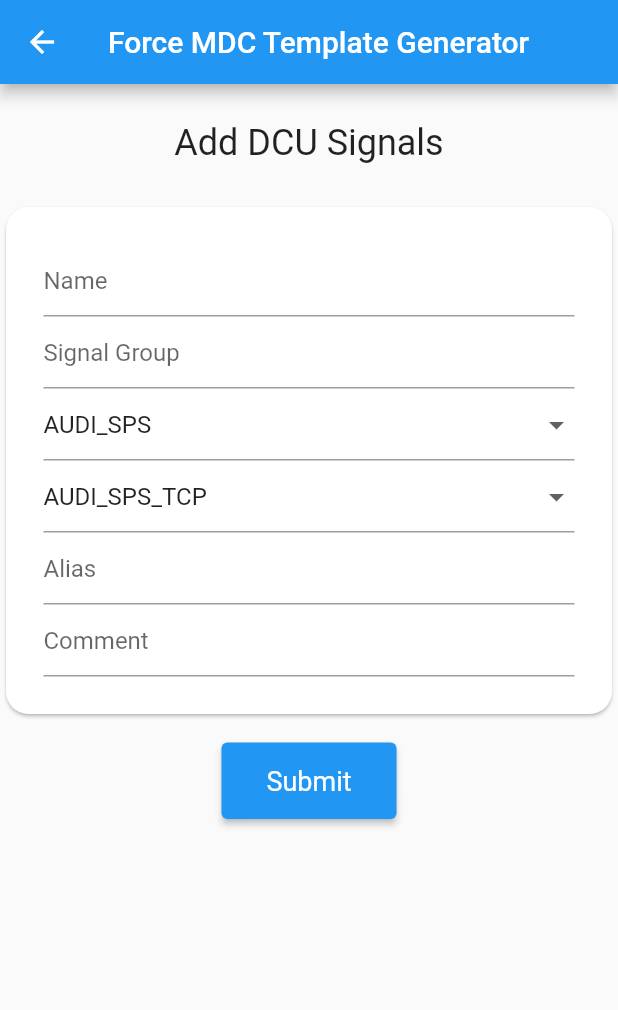
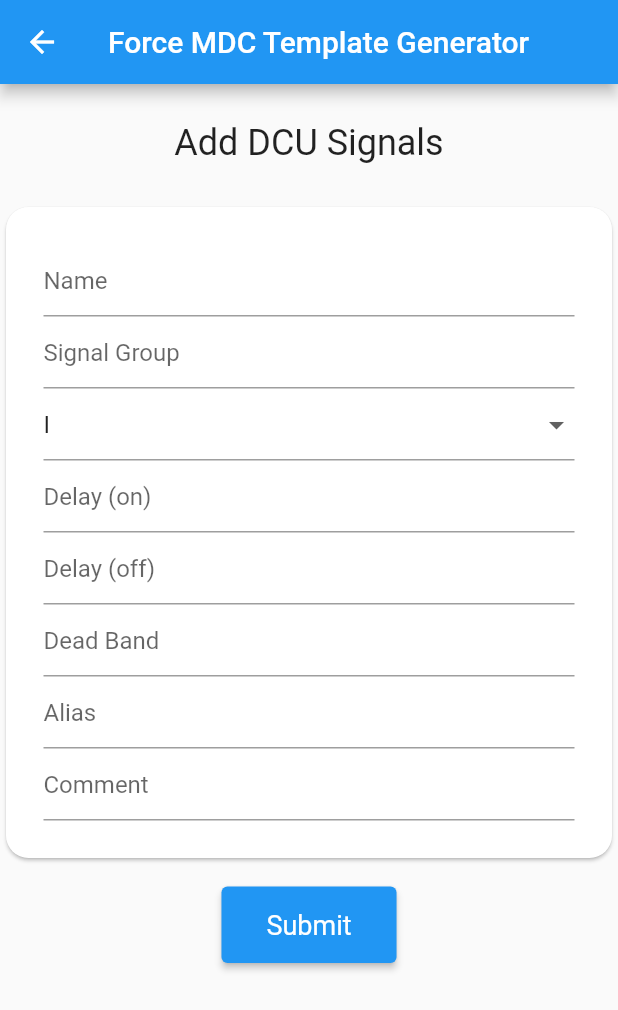
Before and after one commit to bansal-saurabh/forcam_mdc_generator, a Flutter app: the DCUSignalSelector screen opened directly, after a tap on "Submit", on a phone screen of 412 x 824 dp. Shown: the top 1010 px of the screen. Run offline on Flutter 3.47's test engine with Material 2 defaults, Android fonts, the light colour scheme and no system bars.

Commit message:
Signals Model Added

```diff
--- a/lib/pages/dcu_signal_selector.dart
+++ b/lib/pages/dcu_signal_selector.dart
@@ -1,6 +1,7 @@
 import 'package:flutter/material.dart';
 import 'package:forcam_mdc_generator/models/plugin_repository.dart';
 import 'package:forcam_mdc_generator/io/dcu_generator.dart';
+import 'package:forcam_mdc_generator/signals/mtconnectprot.dart';
 
 class DCUSignalSelector extends StatefulWidget {
   DCUSignalSelector({Key? key, required this.title}) : super(key: key);
@@ -14,18 +15,18 @@ class _DCUSignalSelectorState extends State<DCUSignalSelector> {
   final templateName = TextEditingController();
   final templateDesc = TextEditingController();
 
-  PluginRepository repository = PluginRepository();
+  MTConnectProt mtConnectProt = MTConnectProt();
 
-  List<String> _plugins = ["Plugin Types"];
-  List<String> _busTypes = ["Bus Types"];
+  List<String> _signals = ["Plugin Types"];
+  // List<String> _busTypes = ["Bus Types"];
 
-  String _selectedPlugin = "AUDI_SPS";
-  String _selectedBus = "AUDI_SPS_TCP";
+  String _selectedSignal = "I";
+  // String _selectedBus = "AUDI_SPS_TCP";
 
   @override
   void initState() {
-    _plugins = repository.getStates();
-    _busTypes = repository.getBusByPlugin(_selectedPlugin);
+    _signals = mtConnectProt.getSignals();
+    // _busTypes = repository.getBusByPlugin(_selectedSignal);
     super.initState();
   }
 
@@ -71,26 +72,30 @@ class _DCUSignalSelectorState extends State<DCUSignalSelector> {
                             InputDecoration(hintText: 'Signal Group'),
                           ),
                           DropdownButtonFormField(
-                            value: _selectedPlugin,
+                            value: _selectedSignal,
                             onChanged: (String? value) =>
                                 _onSelectedPlugin(value!),
-                            items: _plugins.map((String dropDownStringItem) {
+                            items: _signals.map((String dropDownStringItem) {
                               return DropdownMenuItem<String>(
                                 value: dropDownStringItem,
                                 child: Text(dropDownStringItem),
                               );
                             }).toList(),
                           ),
-                          DropdownButtonFormField(
-                            value: _selectedBus,
-                            onChanged: (String? value) =>
-                                _onSelectedBus(value!),
-                            items: _busTypes.map((String dropDownStringItem) {
-                              return DropdownMenuItem<String>(
-                                value: dropDownStringItem,
-                                child: Text(dropDownStringItem),
-                              );
-                            }).toList(),
+                          TextFormField(
+                            controller: templateDesc,
+                            decoration:
+                            InputDecoration(hintText: 'Delay (on)'),
+                          ),
+                          TextFormField(
+                            controller: templateDesc,
+                            decoration:
+                            InputDecoration(hintText: 'Delay (off)'),
+                          ),
+                          TextFormField(
+                            controller: templateDesc,
+                            decoration:
+                            InputDecoration(hintText: 'Dead Band'),
                           ),
                           TextFormField(
                             controller: templateDesc,
@@ -134,26 +139,24 @@ class _DCUSignalSelectorState extends State<DCUSignalSelector> {
   void _writeJavisController() {
     print(templateName.text +
         " " +
-        _selectedPlugin +
-        " " +
-        _selectedBus +
+        _selectedSignal +
         " " +
         templateDesc.text);
 
     final DCUGenerator storage = DCUGenerator();
 
-    storage.writeFile(templateName.text, _selectedPlugin, _selectedBus);
+    // storage.writeFile(templateName.text, _selectedSignal, _selectedSignal);
   }
 
   void _onSelectedPlugin(String value) {
     setState(() {
-      _selectedPlugin = value;
-      _busTypes = repository.getBusByPlugin(value);
-      _selectedBus = _busTypes.first;
+      _selectedSignal = value;
+      // _busTypes = repository.getBusByPlugin(value);
+      // _selectedBus = _busTypes.first;
     });
   }
 
   void _onSelectedBus(String value) {
-    setState(() => _selectedBus = value);
+    // setState(() => _selectedBus = value);
   }
 }
--- /dev/null
+++ b/lib/signals/mtconnectprot.dart
@@ -0,0 +1,40 @@
+import 'signal_model.dart';
+
+class MTConnectProt {
+  List getAll() => _dcusignals;
+
+  // getBusByPlugin(String plugin) => _dcuplugins
+  //     .map((map) => PluginModel.fromJson(map))
+  //     .where((item) => item.plugin == plugin)
+  //     .map((item) => item.bus)
+  //     .expand((i) => i)
+  //     .toList();
+
+  List<String> getSignals() => _dcusignals
+      .map((map) => SignalModel.fromJson(map))
+      .map((item) => item.signal)
+      .toList();
+
+  List _dcusignals = [
+    {
+      "signal": "I",
+      "alias": "I",
+    },
+    {
+      "signal": "DBDX",
+      "alias": "DBDX",
+    },
+    {
+      "signal": "DBDW2",
+      "alias": "DBDW2",
+    },
+    {
+      "signal": "DBREAL",
+      "alias": "DBREAL",
+    },
+    {
+      "signal": "DBSTRING",
+      "alias": "DBSTRING",
+    },
+  ];
+}
--- /dev/null
+++ b/lib/signals/signal_model.dart
@@ -0,0 +1,21 @@
+class SignalModel {
+  String signal = "";
+  String alias = "";
+  // List<String> bus = [];
+
+  SignalModel({required this.signal, required this.alias});
+
+  SignalModel.fromJson(Map<String, dynamic> json) {
+    signal = json['signal'];
+    alias = json['alias'];
+    // bus = json['bus'].cast<String>();
+  }
+
+  Map<String, dynamic> toJson() {
+    final Map<String, dynamic> data = new Map<String, dynamic>();
+    data['signal'] = this.signal;
+    data['alias'] = this.alias;
+    // data['bus'] = this.bus;
+    return data;
+  }
+}
--- a/pubspec.yaml
+++ b/pubspec.yaml
@@ -30,6 +30,7 @@ dependencies:
   cupertino_icons: ^1.0.2
   xml: ^5.1.2
   path_provider: ^2.0.2
+  flutter_staggered_grid_view: ^0.4.0
 
 dev_dependencies:
   flutter_test:
```
Also changed, not shown: pubspec.lock, 1 other file.
